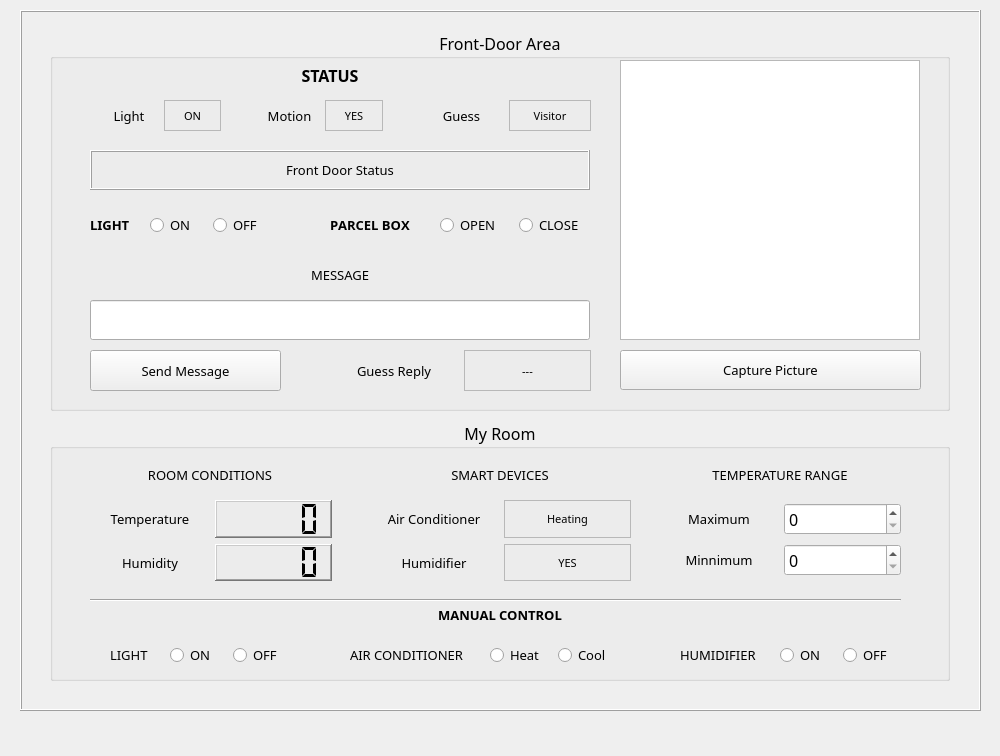
The window that applayout.ui (khanhnguyen-08/jarvis) describes before a commit, drawn with Qt 5.
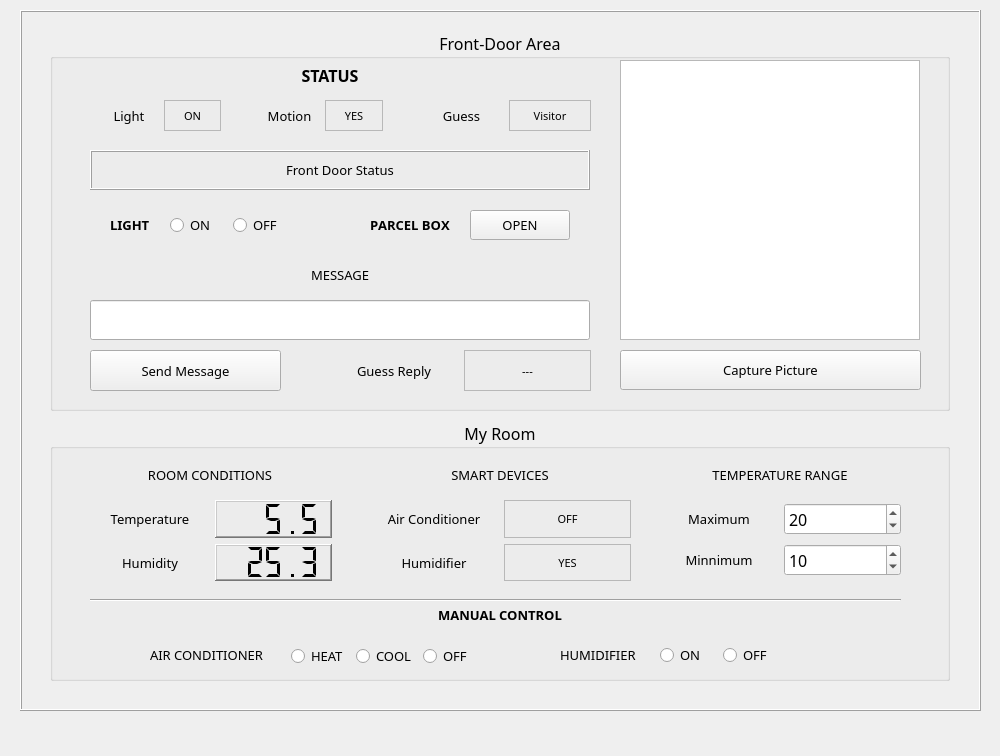
The same window after the commit.

Commit message: Theads and Hardware components

```diff
--- a/applayout.ui
+++ b/applayout.ui
@@ -151,82 +151,10 @@
        <set>Qt::AlignCenter</set>
       </property>
      </widget>
-     <widget class="QLabel" name="label_20">
-      <property name="geometry">
-       <rect>
-        <x>60</x>
-        <y>220</y>
-        <width>50</width>
-        <height>30</height>
-       </rect>
-      </property>
-      <property name="font">
-       <font>
-        <family>Bahnschrift</family>
-        <pointsize>10</pointsize>
-        <weight>50</weight>
-        <bold>false</bold>
-       </font>
-      </property>
-      <property name="text">
-       <string>LIGHT</string>
-      </property>
-      <property name="scaledContents">
-       <bool>false</bool>
-      </property>
-      <property name="alignment">
-       <set>Qt::AlignLeading|Qt::AlignLeft|Qt::AlignVCenter</set>
-      </property>
-     </widget>
-     <widget class="QWidget" name="layoutWidget_37">
-      <property name="geometry">
-       <rect>
-        <x>120</x>
-        <y>220</y>
-        <width>115</width>
-        <height>31</height>
-       </rect>
-      </property>
-      <layout class="QHBoxLayout" name="lightOptionLayout_13">
-       <property name="spacing">
-        <number>10</number>
-       </property>
-       <item>
-        <widget class="QRadioButton" name="radioButtonRoomLightOn">
-         <property name="font">
-          <font>
-           <pointsize>10</pointsize>
-           <weight>50</weight>
-           <bold>false</bold>
-           <kerning>true</kerning>
-          </font>
-         </property>
-         <property name="text">
-          <string>ON</string>
-         </property>
-        </widget>
-       </item>
-       <item>
-        <widget class="QRadioButton" name="radioButtonRoomLightOff">
-         <property name="font">
-          <font>
-           <pointsize>10</pointsize>
-           <weight>50</weight>
-           <italic>false</italic>
-           <bold>false</bold>
-          </font>
-         </property>
-         <property name="text">
-          <string>OFF</string>
-         </property>
-        </widget>
-       </item>
-      </layout>
-     </widget>
      <widget class="QLabel" name="label_21">
       <property name="geometry">
        <rect>
-        <x>300</x>
+        <x>100</x>
         <y>220</y>
         <width>140</width>
         <height>30</height>
@@ -250,55 +178,10 @@
        <set>Qt::AlignLeading|Qt::AlignLeft|Qt::AlignVCenter</set>
       </property>
      </widget>
-     <widget class="QWidget" name="layoutWidget_38">
-      <property name="geometry">
-       <rect>
-        <x>440</x>
-        <y>220</y>
-        <width>125</width>
-        <height>31</height>
-       </rect>
-      </property>
-      <layout class="QHBoxLayout" name="lightOptionLayout_14">
-       <property name="spacing">
-        <number>10</number>
-       </property>
-       <item>
-        <widget class="QRadioButton" name="radioButtonHeat">
-         <property name="font">
-          <font>
-           <pointsize>10</pointsize>
-           <weight>50</weight>
-           <bold>false</bold>
-           <kerning>true</kerning>
-          </font>
-         </property>
-         <property name="text">
-          <string>Heat</string>
-         </property>
-        </widget>
-       </item>
-       <item>
-        <widget class="QRadioButton" name="radioButtonCool">
-         <property name="font">
-          <font>
-           <pointsize>10</pointsize>
-           <weight>50</weight>
-           <italic>false</italic>
-           <bold>false</bold>
-          </font>
-         </property>
-         <property name="text">
-          <string>Cool</string>
-         </property>
-        </widget>
-       </item>
-      </layout>
-     </widget>
      <widget class="QLabel" name="label_22">
       <property name="geometry">
        <rect>
-        <x>630</x>
+        <x>510</x>
         <y>220</y>
         <width>100</width>
         <height>30</height>
@@ -325,7 +208,7 @@
      <widget class="QWidget" name="layoutWidget_39">
       <property name="geometry">
        <rect>
-        <x>730</x>
+        <x>610</x>
         <y>220</y>
         <width>115</width>
         <height>31</height>
@@ -408,7 +291,17 @@
         </widget>
        </item>
        <item row="0" column="1">
-        <widget class="QSpinBox" name="spinBoxMaxTemperature"/>
+        <widget class="QSpinBox" name="spinBoxMaxTemperature">
+         <property name="minimum">
+          <number>10</number>
+         </property>
+         <property name="maximum">
+          <number>40</number>
+         </property>
+         <property name="value">
+          <number>20</number>
+         </property>
+        </widget>
        </item>
        <item row="1" column="0">
         <widget class="QLabel" name="label_18">
@@ -428,7 +321,17 @@
         </widget>
        </item>
        <item row="1" column="1">
-        <widget class="QSpinBox" name="spinBoxMinTemperature"/>
+        <widget class="QSpinBox" name="spinBoxMinTemperature">
+         <property name="maximum">
+          <number>30</number>
+         </property>
+         <property name="value">
+          <number>10</number>
+         </property>
+         <property name="displayIntegerBase">
+          <number>10</number>
+         </property>
+        </widget>
        </item>
       </layout>
      </widget>
@@ -474,6 +377,9 @@
          <property name="segmentStyle">
           <enum>QLCDNumber::Flat</enum>
          </property>
+         <property name="value" stdset="0">
+          <double>5.500000000000000</double>
+         </property>
         </widget>
        </item>
        <item row="1" column="0">
@@ -515,7 +421,7 @@
           <enum>QLCDNumber::Flat</enum>
          </property>
          <property name="value" stdset="0">
-          <double>0.000000000000000</double>
+          <double>25.300000000000001</double>
          </property>
         </widget>
        </item>
@@ -569,7 +475,7 @@
           <enum>QFrame::StyledPanel</enum>
          </property>
          <property name="text">
-          <string>Heating</string>
+          <string>OFF</string>
          </property>
          <property name="scaledContents">
           <bool>false</bool>
@@ -629,6 +535,63 @@
        </item>
       </layout>
      </widget>
+     <widget class="QWidget" name="layoutWidget">
+      <property name="geometry">
+       <rect>
+        <x>241</x>
+        <y>223</y>
+        <width>190</width>
+        <height>27</height>
+       </rect>
+      </property>
+      <layout class="QHBoxLayout" name="horizontalLayout">
+       <item>
+        <widget class="QRadioButton" name="radioButtonACHeat">
+         <property name="font">
+          <font>
+           <pointsize>10</pointsize>
+           <weight>50</weight>
+           <bold>false</bold>
+           <kerning>true</kerning>
+          </font>
+         </property>
+         <property name="text">
+          <string>HEAT</string>
+         </property>
+        </widget>
+       </item>
+       <item>
+        <widget class="QRadioButton" name="radioButtonACCool">
+         <property name="font">
+          <font>
+           <pointsize>10</pointsize>
+           <weight>50</weight>
+           <italic>false</italic>
+           <bold>false</bold>
+          </font>
+         </property>
+         <property name="text">
+          <string>COOL</string>
+         </property>
+        </widget>
+       </item>
+       <item>
+        <widget class="QRadioButton" name="radioButtonACOff">
+         <property name="font">
+          <font>
+           <pointsize>10</pointsize>
+           <weight>50</weight>
+           <italic>false</italic>
+           <bold>false</bold>
+          </font>
+         </property>
+         <property name="text">
+          <string>OFF</string>
+         </property>
+        </widget>
+       </item>
+      </layout>
+     </widget>
     </widget>
     <widget class="QGroupBox" name="doorBox">
      <property name="geometry">
@@ -657,7 +620,7 @@
      <widget class="QLabel" name="label_7">
       <property name="geometry">
        <rect>
-        <x>40</x>
+        <x>60</x>
         <y>180</y>
         <width>50</width>
         <height>30</height>
@@ -708,7 +671,7 @@
      <widget class="QWidget" name="layoutWidget_43">
       <property name="geometry">
        <rect>
-        <x>100</x>
+        <x>120</x>
         <y>180</y>
         <width>115</width>
         <height>31</height>
@@ -753,7 +716,7 @@
      <widget class="QLabel" name="label_6">
       <property name="geometry">
        <rect>
-        <x>280</x>
+        <x>320</x>
         <y>180</y>
         <width>100</width>
         <height>30</height>
@@ -779,51 +742,7 @@
        <set>Qt::AlignLeading|Qt::AlignLeft|Qt::AlignVCenter</set>
       </property>
      </widget>
-     <widget class="QWidget" name="layoutWidget_44">
-      <property name="geometry">
-       <rect>
-        <x>390</x>
-        <y>180</y>
-        <width>151</width>
-        <height>31</height>
-       </rect>
-      </property>
-      <layout class="QHBoxLayout" name="receiverOptionLayout_4">
-       <item>
-        <widget class="QRadioButton" name="radioButtonParcelOpen">
-         <property name="font">
-          <font>
-           <pointsize>10</pointsize>
-           <weight>50</weight>
-           <bold>false</bold>
-          </font>
-         </property>
-         <property name="text">
-          <string>OPEN</string>
-         </property>
-        </widget>
-       </item>
-       <item>
-        <widget class="QRadioButton" name="radioButtonParcelClose">
-         <property name="enabled">
-          <bool>true</bool>
-         </property>
-         <property name="font">
-          <font>
-           <pointsize>10</pointsize>
-           <weight>50</weight>
-           <italic>false</italic>
-           <bold>false</bold>
-          </font>
-         </property>
-         <property name="text">
-          <string>CLOSE</string>
-         </property>
-        </widget>
-       </item>
-      </layout>
-     </widget>
-     <widget class="QGraphicsView" name="cameraView_4">
+     <widget class="QGraphicsView" name="graphicsViewCamera">
       <property name="geometry">
        <rect>
         <x>570</x>
@@ -1194,6 +1113,26 @@
        </item>
       </layout>
      </widget>
+     <widget class="QPushButton" name="pushButtonOpenParcel">
+      <property name="geometry">
+       <rect>
+        <x>420</x>
+        <y>180</y>
+        <width>100</width>
+        <height>30</height>
+       </rect>
+      </property>
+      <property name="font">
+       <font>
+        <pointsize>10</pointsize>
+        <weight>50</weight>
+        <bold>false</bold>
+       </font>
+      </property>
+      <property name="text">
+       <string>OPEN</string>
+      </property>
+     </widget>
     </widget>
    </widget>
   </widget>
```
Left out of the diff: 12 changed lines with no effect on the pictures. The commit also changes 1 other file.
